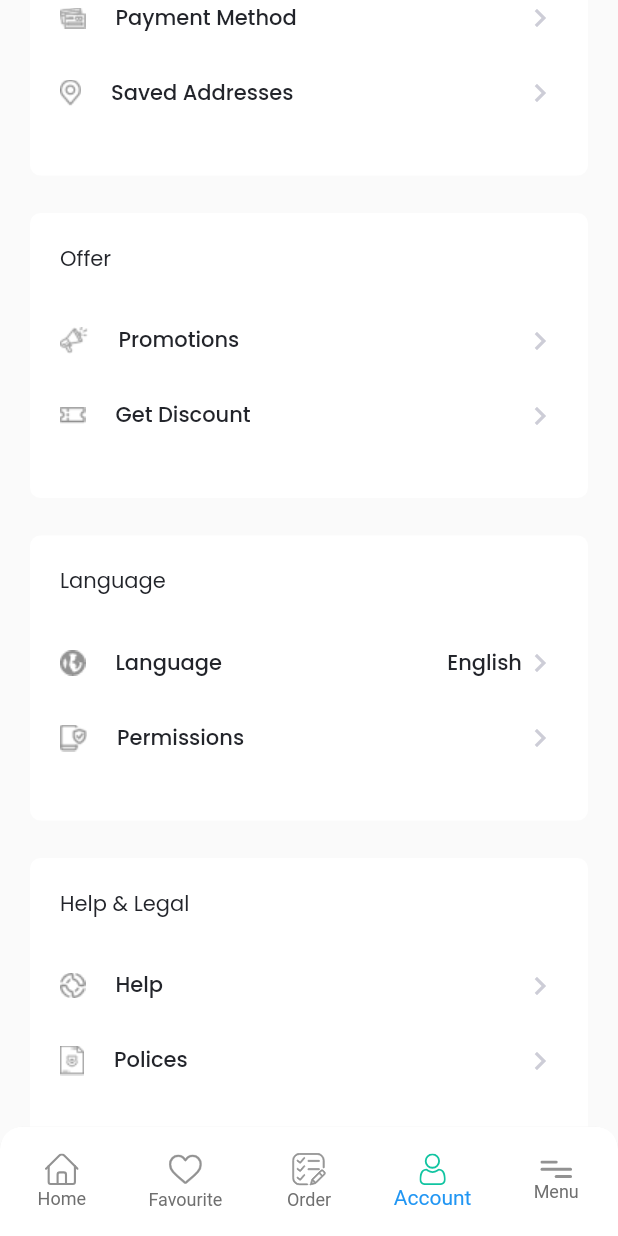
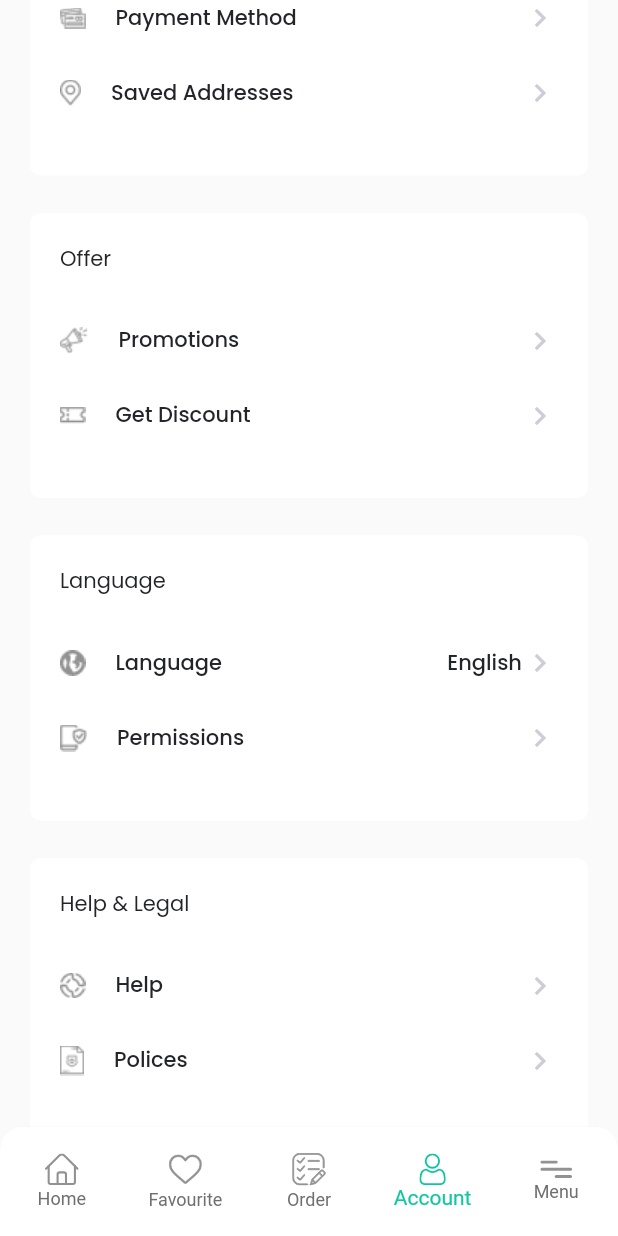
Before and after one commit to sattar-kuet/enrutaNew, a Flutter app: the SearchResult screen opened directly, item 4 of the bottom bar chosen, scrolled down 290 dp, on a phone screen of 412 x 824 dp. Run offline on Flutter 3.47's test engine with Material 2 defaults, Android fonts, the phone set to English and light mode, and no system bars; our stand-ins replace carousel_pro, carousel_slider, dio, firebase_auth, firebase_core, flutter_multi_formatter and 13 more; missing offline and left inert: empty_widget, flutter_facebook_login, geocoder; accounts and stored records are empty; network calls fail; project files that could hold a hidden picture were left out.

Commit message:
nav bar color

```diff
--- a/lib/screen/bottomnavigation/bottomNavigation.dart
+++ b/lib/screen/bottomnavigation/bottomNavigation.dart
@@ -93,6 +93,9 @@ class _BottomNavigationState extends State<BottomNavigation> {
       borderRadius: BorderRadius.only(
           topLeft: Radius.circular(15), topRight: Radius.circular(15)),
       child: BottomNavigationBar(
+        selectedIconTheme:
+            IconThemeData(color: Color(Helper.getHexToInt("#11C7A1"))),
+        selectedItemColor: Color(Helper.getHexToInt("#11C7A1")),
         type: BottomNavigationBarType.fixed,
         backgroundColor: Colors.white,
         // selectedIconTheme: IconThemeData(
```
Also changed, not shown: lib/main.dart (+9 -3 lines).
